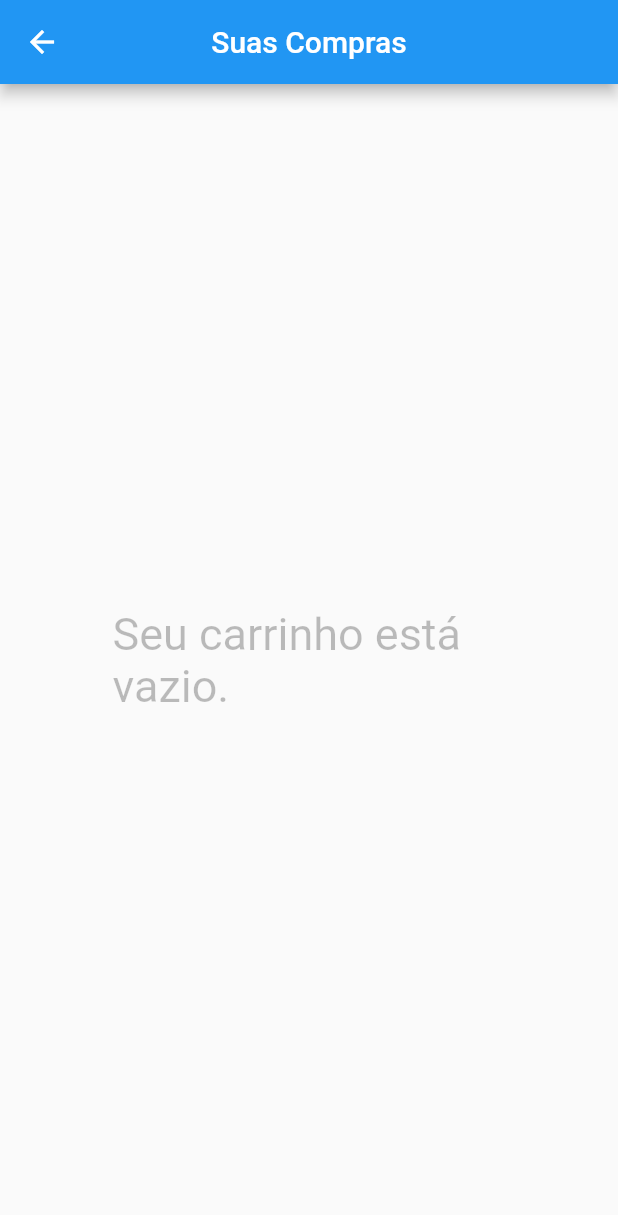
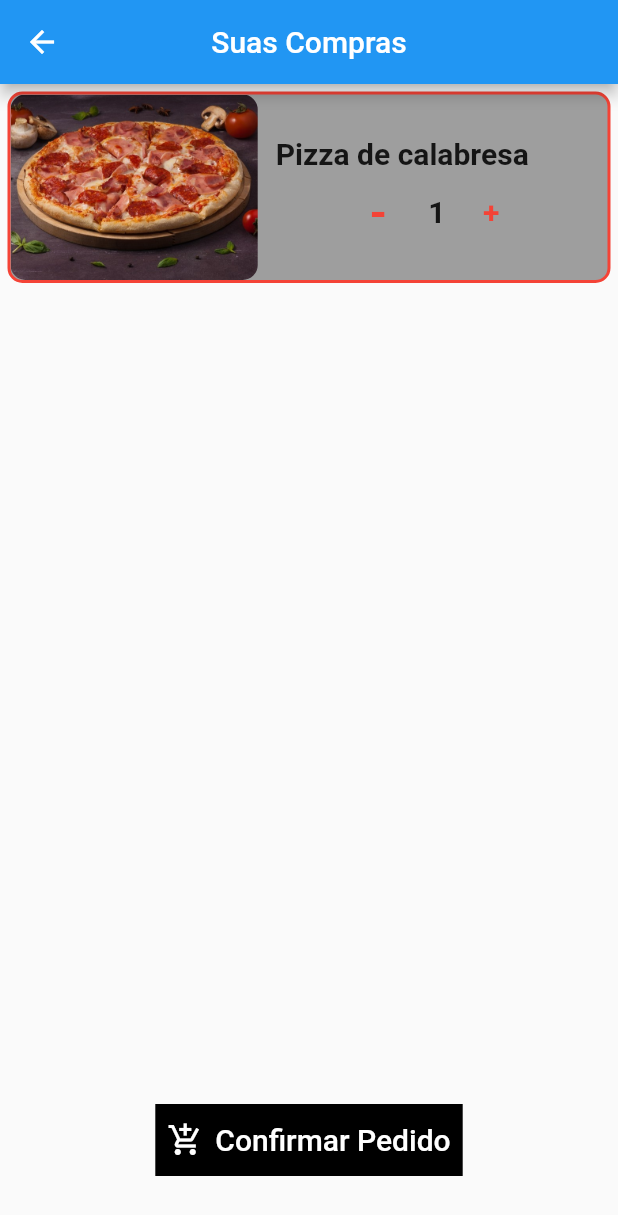
Before and after one commit to LuisHenriqSantana/pizzaria_tcc, a Flutter app: the CartPage screen opened directly, on a phone screen of 412 x 824 dp. Shown: the top 1215 px of the screen. Run offline on Flutter 3.47's test engine with Material 2 defaults, Android fonts, the phone set to English and light mode, and no system bars; our stand-ins replace cloud_firestore, firebase_auth; accounts and stored records are empty.

Commit message:
added cart page

```diff
--- a/lib/pages/cart/cart_page.dart
+++ b/lib/pages/cart/cart_page.dart
@@ -1,33 +1,124 @@
 import 'package:flutter/material.dart';
 import 'package:flutter/services.dart';
+import 'package:pizzaria_tcc/pages/home/home_page.dart';
 
 class CartPage extends StatelessWidget {
 
   @override
   Widget build(BuildContext context) {
+    final size = MediaQuery.of(context).size;
     SystemChrome.setEnabledSystemUIOverlays([]);
     return Scaffold(
       appBar: AppBar(
         centerTitle: true,
         title: Text('Suas Compras'),
       ),
-      body: Container(
-        child: Column(
-          mainAxisAlignment: MainAxisAlignment.center,
-          crossAxisAlignment: CrossAxisAlignment.center,
-          children: <Widget>[
-            Padding(
-              padding: const EdgeInsets.all(75.0),
-              child: Text('Seu carrinho está vazio.',
-              style: TextStyle(
-                fontSize: 30,
-                color: Colors.black26
+      body: Stack(
+        children:[
+          Column(
+            children:[ Container(
+              margin: EdgeInsets.symmetric(horizontal: 5, vertical: 5),
+              decoration: BoxDecoration(
+                color: Colors.grey,
+                borderRadius: BorderRadius.circular(10),
+                border: Border.all(
+                  width: 2,
+                  color: Colors.red,
+                ),
               ),
+              child: Row(
+                children: <Widget>[
+                  ClipRRect(
+                    borderRadius: BorderRadius.circular(10),
+                    child: Hero(
+                      tag: "images/calabresa.jpg",
+                      child: Image(
+                        height: size.height * 0.15,
+                        width: size.width * 0.4,
+                        image: AssetImage("images/calabresa.jpg"),
+                        fit: BoxFit.cover,
+                      ),
+                    ),
+                  ),
+                  Expanded(
+                      child: Container(
+                        margin: EdgeInsets.all(12),
+                        child: Column(
+                          mainAxisAlignment: MainAxisAlignment.center,
+                          crossAxisAlignment: CrossAxisAlignment.start,
+                          children: <Widget>[
+                            Text(
+                              "Pizza de calabresa",
+                              style: TextStyle(
+                                fontSize: 20,
+                                fontWeight: FontWeight.bold,
+                              ),
+                              overflow: TextOverflow.ellipsis,
+                              maxLines: 2,
+                            ),
+                            SizedBox(height: 10,),
+                            Row(
+                              mainAxisAlignment: MainAxisAlignment.center,
+
+                              children: <Widget>[
+                                GestureDetector(
+                                  onTap:(){},
+                                  child: Text(' - ',
+                                    style: TextStyle(
+                                        color: Theme.of(context).primaryColor,
+                                        fontSize: 30.0,
+                                        fontWeight: FontWeight.w600
+                                    ),
+                                  ),
+                                ),
+                                SizedBox(width: 20.0,),
+                                Text("1",
+                                  style: TextStyle(
+                                      fontSize: 20.0,
+                                      fontWeight: FontWeight.w600
+                                  ),),
+                                SizedBox(width: 20.0,),
+                                GestureDetector(
+                                  onTap: (){},
+                                  child: Text(' + ',
+                                    style: TextStyle(
+                                        color: Theme.of(context).primaryColor,
+                                        fontSize: 20.0,
+                                        fontWeight: FontWeight.w600
+                                    ),),
+                                ),
+
+                              ],
+
+                            ),
+                          ],
+                        ),
+                      ))
+                ],
               ),
             ),
-          ],
-        )
-      ),
+         ] ),
+          Padding(
+          padding: const EdgeInsets.only(bottom: 40),
+          child: Align(
+            alignment: Alignment.bottomCenter,
+            child: Container(
+              color: Colors.black,
+              child: TextButton.icon(
+                label: Text("Confirmar Pedido",
+                    style: TextStyle(
+                        fontSize: 20, color: Colors.white)),
+                icon: Icon(
+                  Icons.add_shopping_cart,
+                  color: Colors.white,
+                ),
+                onPressed: () => Navigator.pushReplacement(context,
+                    MaterialPageRoute(builder: (_) => HomePage())),
+              ),
+            ),
+          ),
+        ),
+     ] ),
     );
   }
 }
--- a/lib/pages/home/detail_page.dart
+++ b/lib/pages/home/detail_page.dart
@@ -1,5 +1,6 @@
 import 'package:flutter/material.dart';
 import 'package:pizzaria_tcc/models/pizza.dart';
+import 'package:pizzaria_tcc/pages/cart/cart_page.dart';
 
 class DetailPage extends StatelessWidget {
   final Pizza pizza;
@@ -53,6 +54,9 @@ class DetailPage extends StatelessWidget {
                                 "Pizza " + pizza.name,
                                 style: TextStyle(
                                     fontSize: 22, fontWeight: FontWeight.bold),
+
+                                overflow: TextOverflow.fade,
+                                maxLines: 4,
                               ),
                               Icon(Icons.local_pizza,
                                   color: Colors.red, size: 30),
@@ -108,7 +112,8 @@ class DetailPage extends StatelessWidget {
                                   Icons.add_shopping_cart,
                                   color: Colors.white,
                                 ),
-                                onPressed: () {},
+                                onPressed: () => Navigator.pushReplacement(context,
+                                MaterialPageRoute(builder: (_) => CartPage())),
                               ),
                             ),
                           ),
--- a/lib/pages/home/widgets/home_drawer.dart
+++ b/lib/pages/home/widgets/home_drawer.dart
@@ -1,4 +1,5 @@
 import 'package:flutter/material.dart';
+import 'package:pizzaria_tcc/pages/cart/cart_page.dart';
 import 'package:pizzaria_tcc/pages/login/login_page.dart';
 import 'package:pizzaria_tcc/models/user_manager.dart';
 import 'package:provider/provider.dart';
@@ -88,8 +89,8 @@ class HomeDrawer extends StatelessWidget {
                       "Carrinho",
                       style: TextStyle(fontSize: 20),
                     ),
-                    onTap: () => Navigator.pushReplacement(context,
-                        MaterialPageRoute(builder: (_) => LoginPage())),
+                    onTap: () => Navigator.push(context,
+                        MaterialPageRoute(builder: (_) => CartPage())),
                   ),
                 ],
               );
--- a/lib/pages/signup/signup_page.dart
+++ b/lib/pages/signup/signup_page.dart
@@ -28,7 +28,7 @@ class SignUpPage extends StatelessWidget {
             Text(
               'Cadastre-se',
               textAlign: TextAlign.center,
-              style: Theme.of(context).textTheme.headline2,
+              style: Theme.of(context).textTheme.headline2 ,
             ),
             Padding(
               padding: EdgeInsets.all(30),
```
